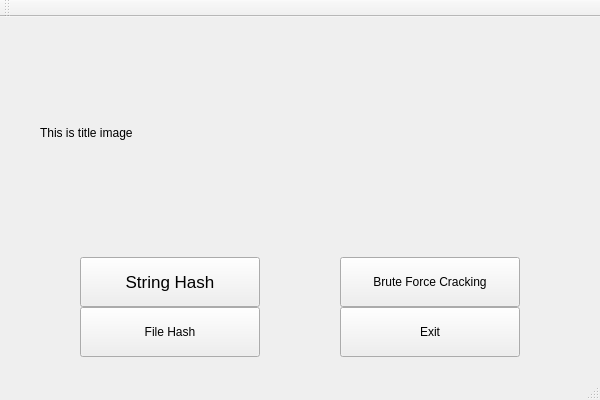
This is mainwindow.ui in FediiBohdan/MD5-Hash-Generator-master as Qt 5 draws it before an edit. The edited form follows.
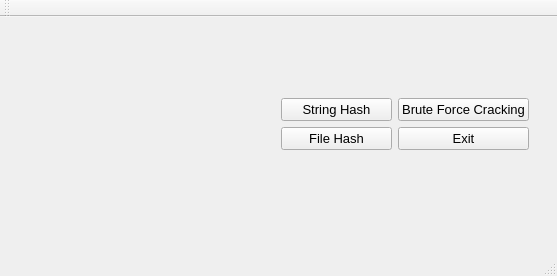
This is the edited form. Icons and pictures are not drawn.

Diff of the .ui file:
```diff
--- a/mainwindow.ui
+++ b/mainwindow.ui
@@ -6,8 +6,8 @@
    <rect>
     <x>0</x>
     <y>0</y>
-    <width>600</width>
-    <height>400</height>
+    <width>557</width>
+    <height>276</height>
    </rect>
   </property>
   <property name="windowTitle">
@@ -20,73 +20,90 @@
    <widget class="QLabel" name="label">
     <property name="geometry">
      <rect>
-      <x>40</x>
-      <y>20</y>
-      <width>521</width>
+      <x>30</x>
+      <y>10</y>
+      <width>191</width>
       <height>191</height>
      </rect>
     </property>
     <property name="text">
-     <string>This is title image</string>
+     <string/>
+    </property>
+    <property name="pixmap">
+     <pixmap resource="src.qrc">:/welcome.jpeg</pixmap>
+    </property>
+    <property name="scaledContents">
+     <bool>true</bool>
     </property>
    </widget>
+   <widget class="QWidget" name="">
+    <property name="geometry">
+     <rect>
+      <x>270</x>
+      <y>70</y>
+      <width>270</width>
+      <height>75</height>
+     </rect>
+    </property>
+    <layout class="QHBoxLayout" name="horizontalLayout">
+     <item>
+      <layout class="QVBoxLayout" name="verticalLayout">
+       <item>
    <widget class="QPushButton" name="pushButton">
-    <property name="geometry">
-     <rect>
-      <x>80</x>
-      <y>240</y>
-      <width>180</width>
-      <height>50</height>
-     </rect>
-    </property>
     <property name="font">
      <font>
-      <pointsize>13</pointsize>
+           <pointsize>10</pointsize>
      </font>
     </property>
     <property name="text">
      <string>String Hash</string>
     </property>
    </widget>
+       </item>
+       <item>
    <widget class="QPushButton" name="pushButton_3">
-    <property name="geometry">
-     <rect>
-      <x>80</x>
-      <y>290</y>
-      <width>180</width>
-      <height>50</height>
-     </rect>
+         <property name="font">
+          <font>
+           <pointsize>10</pointsize>
+          </font>
     </property>
     <property name="text">
      <string>File Hash</string>
     </property>
    </widget>
+       </item>
+      </layout>
+     </item>
+     <item>
+      <layout class="QVBoxLayout" name="verticalLayout_2">
+       <item>
    <widget class="QPushButton" name="pushButton_2">
-    <property name="geometry">
-     <rect>
-      <x>340</x>
-      <y>240</y>
-      <width>180</width>
-      <height>50</height>
-     </rect>
+         <property name="font">
+          <font>
+           <pointsize>10</pointsize>
+          </font>
     </property>
     <property name="text">
      <string>Brute Force Cracking</string>
     </property>
    </widget>
+       </item>
+       <item>
    <widget class="QPushButton" name="pushButton_4">
-    <property name="geometry">
-     <rect>
-      <x>340</x>
-      <y>290</y>
-      <width>180</width>
-      <height>50</height>
-     </rect>
+         <property name="font">
+          <font>
+           <pointsize>10</pointsize>
+          </font>
     </property>
     <property name="text">
      <string>Exit</string>
     </property>
    </widget>
+       </item>
+      </layout>
+     </item>
+    </layout>
+   </widget>
   </widget>
   <widget class="QMenuBar" name="menuBar">
    <property name="geometry">
```
Left out of the diff: 8 changed lines with no effect on the pictures. Lines whose indentation alone changed are shown as unchanged.
